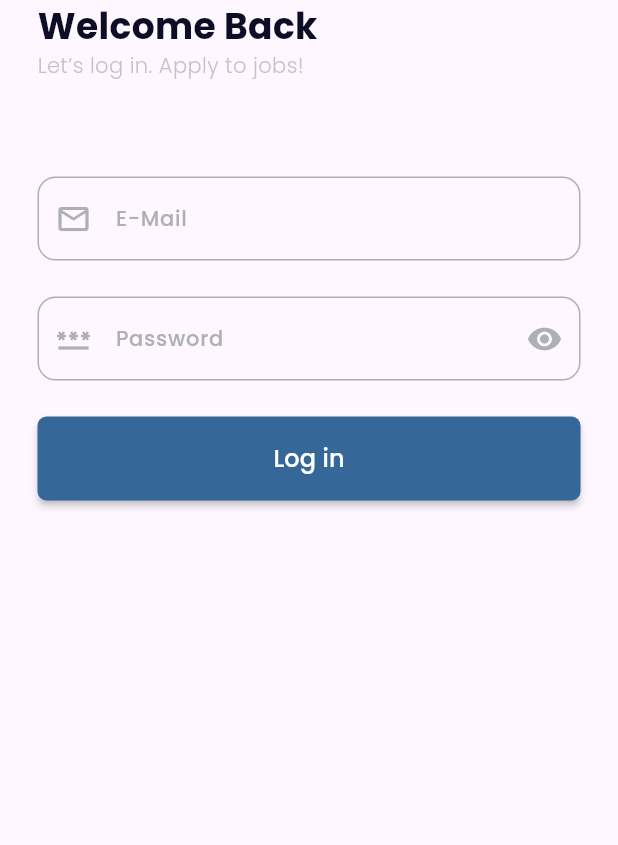
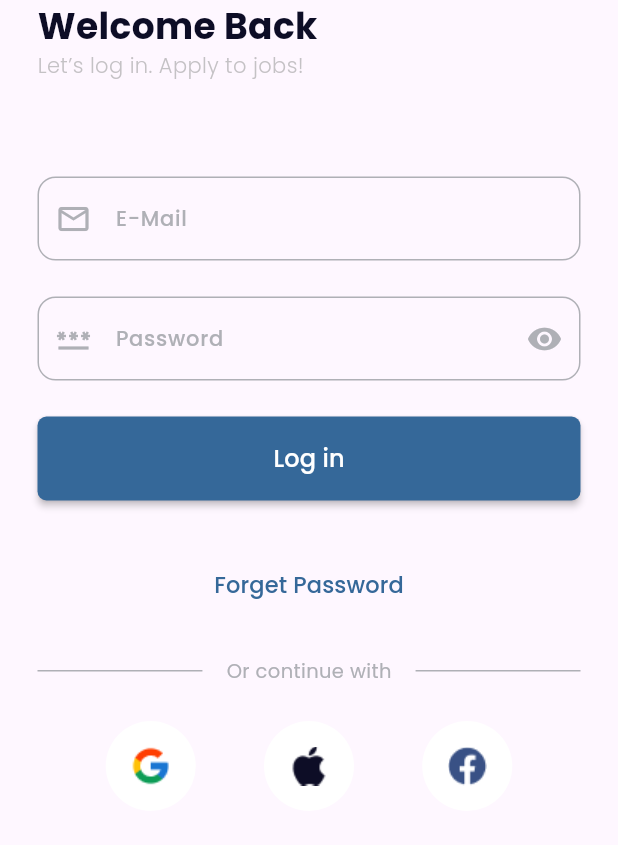
Before and after one commit to mohammad-dehghanifard/ctJob_ui, a Flutter app: the screen it shows after launch, on a phone screen of 412 x 824 dp, the part 182-1027 px from its top. Run offline on Flutter 3.47's test engine with Material 3 defaults, Android fonts, the phone set to English and light mode, and no system bars; our stand-ins replace flutter_spinkit, google_fonts.

Commit message:
completed login page

```diff
--- a/lib/pages/login_page.dart
+++ b/lib/pages/login_page.dart
@@ -29,9 +29,68 @@ class LoginPage extends StatelessWidget {
               CustomButtonWidget(
                 onTap: () {},
                 text: "Log in",
+              ),
+              const SizedBox(height: 32),
+
+              Center(
+                child: TextButton(
+                    onPressed: () {},
+                    style: ButtonStyle(
+                      overlayColor: WidgetStatePropertyAll(const Color(0xFF356899).withOpacity(0.15))
+                    ),
+                    child: Text(
+                      "Forget Password",
+                      style: GoogleFonts.poppins(
+                          color: const Color(0xFF356899),
+                          fontWeight: FontWeight.w500,
+                        fontSize: 15
+                      ),)),
+              ),
+              const SizedBox(height: 24),
+               Row(
+                mainAxisAlignment: MainAxisAlignment.spaceBetween,
+                children: [
+                  Expanded(child: Container(height: 1,width: double.infinity,color: const Color(0xFFAFB0B6),)),
+                  Padding(
+                    padding: const EdgeInsets.symmetric(horizontal: 16),
+                    child:  Text("Or continue with",style: GoogleFonts.poppins(fontSize: 13,color: const Color(0xFFAFB0B6)),),
+                  ),
+                  Expanded(child: Container(height: 1,width:double.infinity,color: const Color(0xFFAFB0B6),)),
+                ],
+              ),
+              const SizedBox(height: 24),
+              Row(
+                mainAxisAlignment: MainAxisAlignment.spaceEvenly,
+                children: [
+                  Container(
+                    width: 60,
+                    height: 60,
+                    decoration: const BoxDecoration(
+                      shape: BoxShape.circle,
+                      color: Colors.white
+                    ),
+                    child: Image.asset("assets/png/google.png"),
+                  ),
+                  Container(
+                    width: 60,
+                    height: 60,
+                    decoration: const BoxDecoration(
+                      shape: BoxShape.circle,
+                      color: Colors.white
+                    ),
+                    child: Image.asset("assets/png/apple.png"),
+                  ),
+                  Container(
+                    width: 60,
+                    height: 60,
+                    decoration: const BoxDecoration(
+                      shape: BoxShape.circle,
+                      color: Colors.white
+                    ),
+                    child: Image.asset("assets/png/facebook.png"),
+                  ),
+                ],
               )
-
-
             ],
           ),
         ),
```
Also changed, not shown: assets/png/apple.png (added), assets/png/facebook.png (added), assets/png/google.png (added).
